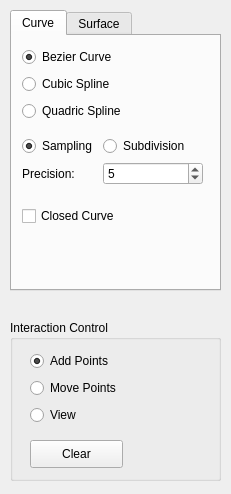
Qt form GeoModeling/Control.ui (Wulonghua/GeometricModeling) before a commit.
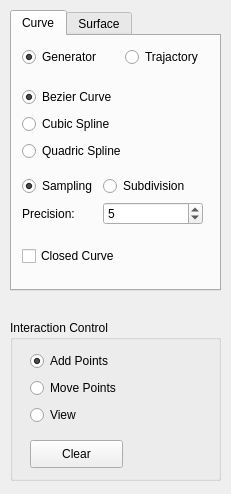
The same form after that commit. The open tabs and pages were chosen to show the change.

Commit message: add trajactory curve support

What changed in the file:
```diff
--- a/GeoModeling/Control.ui
+++ b/GeoModeling/Control.ui
@@ -95,7 +95,7 @@
      <property name="geometry">
       <rect>
        <x>10</x>
-       <y>100</y>
+       <y>140</y>
        <width>181</width>
        <height>61</height>
       </rect>
@@ -147,7 +147,7 @@
      <property name="geometry">
       <rect>
        <x>10</x>
-       <y>10</y>
+       <y>50</y>
        <width>112</width>
        <height>76</height>
       </rect>
@@ -186,7 +186,7 @@
      <property name="geometry">
       <rect>
        <x>10</x>
-       <y>170</y>
+       <y>210</y>
        <width>111</width>
        <height>20</height>
       </rect>
@@ -195,6 +195,35 @@
       <string>Closed Curve</string>
      </property>
     </widget>
+    <widget class="QWidget" name="">
+     <property name="geometry">
+      <rect>
+       <x>10</x>
+       <y>10</y>
+       <width>199</width>
+       <height>22</height>
+      </rect>
+     </property>
+     <layout class="QHBoxLayout" name="horizontalLayout_3">
+      <item>
+       <widget class="QRadioButton" name="radioButton_generator">
+        <property name="text">
+         <string>Generator</string>
+        </property>
+        <property name="checked">
+         <bool>true</bool>
+        </property>
+       </widget>
+      </item>
+      <item>
+       <widget class="QRadioButton" name="radioButton_trajactory">
+        <property name="text">
+         <string>Trajactory</string>
+        </property>
+       </widget>
+      </item>
+     </layout>
+    </widget>
    </widget>
    <widget class="QWidget" name="tab_Surface">
     <attribute name="title">
```
Left out of the diff: 2 changed lines with no effect on the pictures. The commit also changes 7 other files.
